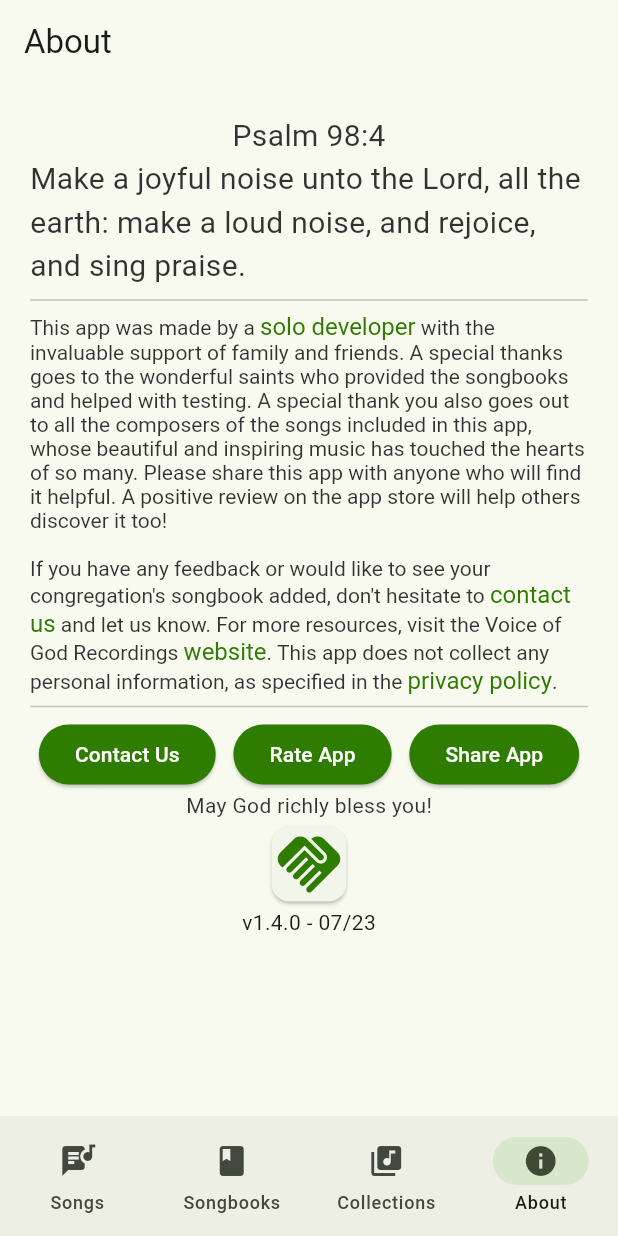
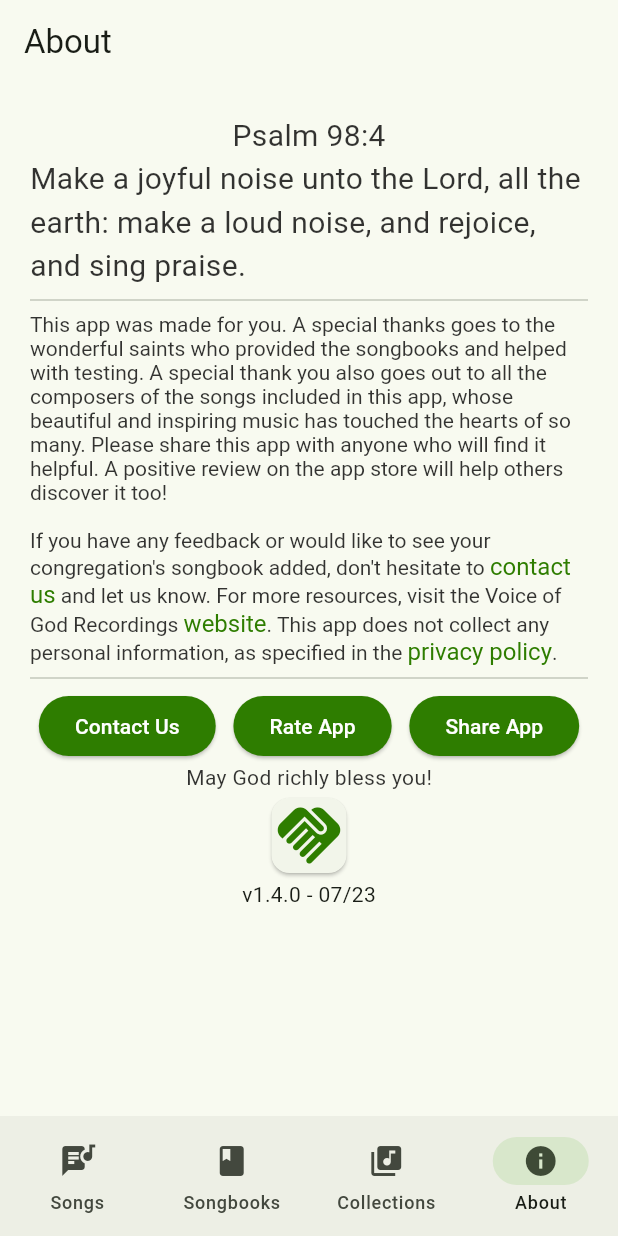
Before and after one commit to NgoniMujuru/believers_songbook, a Flutter app: the screen it shows after launch, item 4 of the bottom bar chosen, on a phone screen of 412 x 824 dp. Run offline on Flutter 3.47's test engine with Material 2 defaults, Android fonts, the phone set to English and light mode, and no system bars; our stand-ins replace csv, firebase_core, in_app_review, share_plus, shared_preferences, sqflite and 1 more; missing offline and left inert: alphabet_scroll_view, fuzzywuzzy; accounts and stored records are empty.

Commit message:
feat: removed self reference from about page

```diff
--- a/lib/about.dart
+++ b/lib/about.dart
@@ -49,30 +49,8 @@ class AboutPage extends StatelessWidget {
                       RichText(
                           text: TextSpan(children: <TextSpan>[
                         TextSpan(
-                          text: "This app was made by a ",
-                          style: themeSettings.isDarkMode
-                              ? Styles.appInfoDark
-                              : Styles.appInfo,
-                        ),
-                        TextSpan(
-                          text: 'solo developer',
-                          style: themeSettings.isDarkMode ? Styles.linkDark : Styles.link,
-                          recognizer: TapGestureRecognizer()
-                            ..onTap = () async {
-                              String url = "https://ngonimujuru.com";
-                              if (await canLaunchUrlString(url)) {
-                                await launchUrlString(url);
-                              } else {
-                                createDialog(
-                                    context,
-                                    'Website Could Not Be Launched Automatically',
-                                    'Visit website by copying the following url into your browser app: $url');
-                              }
-                            },
-                        ),
-                        TextSpan(
                           text:
-                              " with the invaluable support of family and friends. A special thanks goes to the wonderful saints who provided the songbooks and helped with testing. A special thank you also goes out to all the composers of the songs included in this app, whose beautiful and inspiring music has touched the hearts of so many. Please share this app with anyone who will find it helpful. A positive review on the app store will help others discover it too!",
+                              "This app was made for you. A special thanks goes to the wonderful saints who provided the songbooks and helped with testing. A special thank you also goes out to all the composers of the songs included in this app, whose beautiful and inspiring music has touched the hearts of so many. Please share this app with anyone who will find it helpful. A positive review on the app store will help others discover it too!",
                           style: themeSettings.isDarkMode
                               ? Styles.appInfoDark
                               : Styles.appInfo,
@@ -193,7 +171,7 @@ class AboutPage extends StatelessWidget {
                             ),
                             onPressed: () {
                               Share.share(
-                                  'Check out the Songbook for Believers app, available for Android: https://bit.ly/songbook-for-believers-android and iOS: https://apps.apple.com/app/songbook-for-believers/id1667531237');
+                                  'Check out the Songbook for Believers app, available for Android and iOs devices: https://onelink.to/songbook');
                             },
                             child: const Text('Share App'),
                           ),
```
